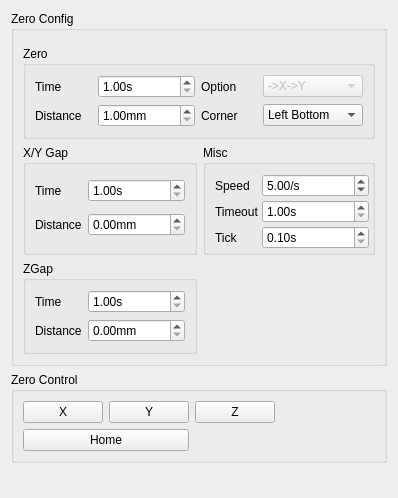
Old version of the form source/wnd/ui/h2pref.ui in the repository ww4u/megarobostudio.
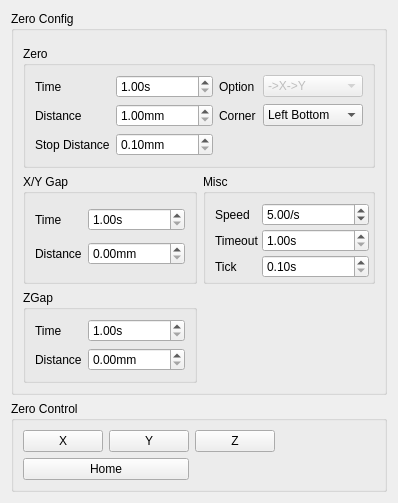
New version of the form. Custom widgets are drawn as their Qt base class.

```diff
--- a/source/wnd/ui/h2pref.ui
+++ b/source/wnd/ui/h2pref.ui
@@ -124,6 +124,26 @@
            </item>
           </widget>
          </item>
+         <item row="2" column="0">
+          <widget class="QLabel" name="label">
+           <property name="text">
+            <string>Stop Distance</string>
+           </property>
+          </widget>
+         </item>
+         <item row="2" column="1">
+          <widget class="QDoubleSpinBox" name="spinStopDist">
+           <property name="suffix">
+            <string>mm</string>
+           </property>
+           <property name="minimum">
+            <double>0.100000000000000</double>
+           </property>
+           <property name="maximum">
+            <double>10000.000000000000000</double>
+           </property>
+          </widget>
+         </item>
         </layout>
        </widget>
       </item>
```
Left out of the diff: 28 changed lines with no effect on the pictures.
